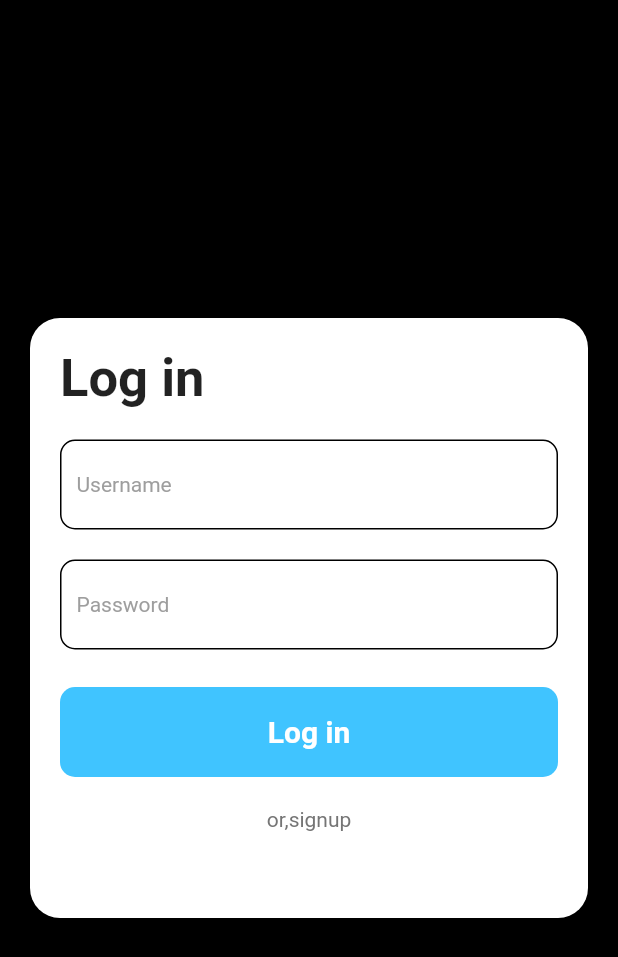
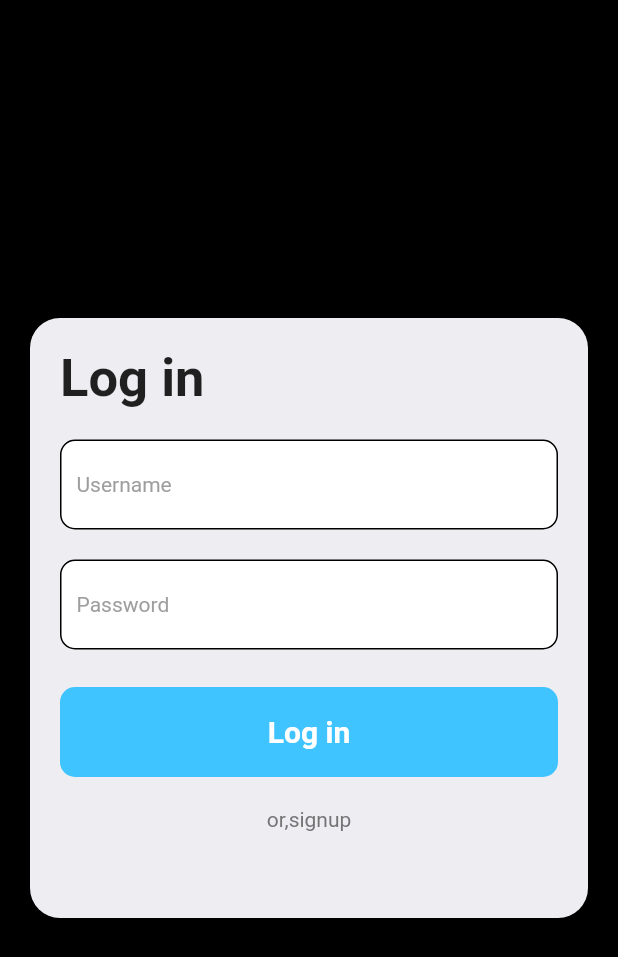
Before and after one commit to Willan0/home_work, a Flutter app: the screen it shows after launch, on a phone screen of 412 x 824 dp. Shown: the top 957 px of the screen. Run offline on Flutter 3.47's test engine with Material 2 defaults, Android fonts, the phone set to English and light mode, and no system bars.

Commit message:
Initial commit

```diff
--- a/lib/main.dart
+++ b/lib/main.dart
@@ -1,5 +1,6 @@
 import 'package:flutter/material.dart';
-import 'package:home_work/screen/login.dart';
+import 'package:home_work/screen/fake_text_field.dart';
+import 'package:home_work/util.dart';
 
 void main(){
   runApp(const MaterialApp(
@@ -20,9 +21,9 @@ class MyApp extends StatelessWidget {
           padding: const EdgeInsets.all(20),
           height: 400,
           margin: const EdgeInsets.all(20),
-          decoration: const BoxDecoration(
-            color: Colors.white,
-            borderRadius: BorderRadius.all(Radius.circular(20))
+          decoration:  BoxDecoration(
+            color: Styles.bgColor,
+            borderRadius: const BorderRadius.all(Radius.circular(20))
           ),
           child: Column(
             crossAxisAlignment: CrossAxisAlignment.start,
--- a/lib/screen/login.dart
+++ b/lib/screen/fake_text_field.dart
@@ -12,6 +12,7 @@ class LoginScreen extends StatelessWidget {
       padding: const EdgeInsets.only(left: 10),
       alignment: Alignment.centerLeft,
       decoration: BoxDecoration(
+          color: Colors.white,
           borderRadius: const BorderRadius.all(Radius.circular(10)),
           border: Border.all(
               color: Colors.black
--- /dev/null
+++ b/lib/util.dart
@@ -0,0 +1,5 @@
+import 'dart:ui';
+
+class Styles{
+  static Color bgColor = const Color(0xffeeedf2);
+}
```
